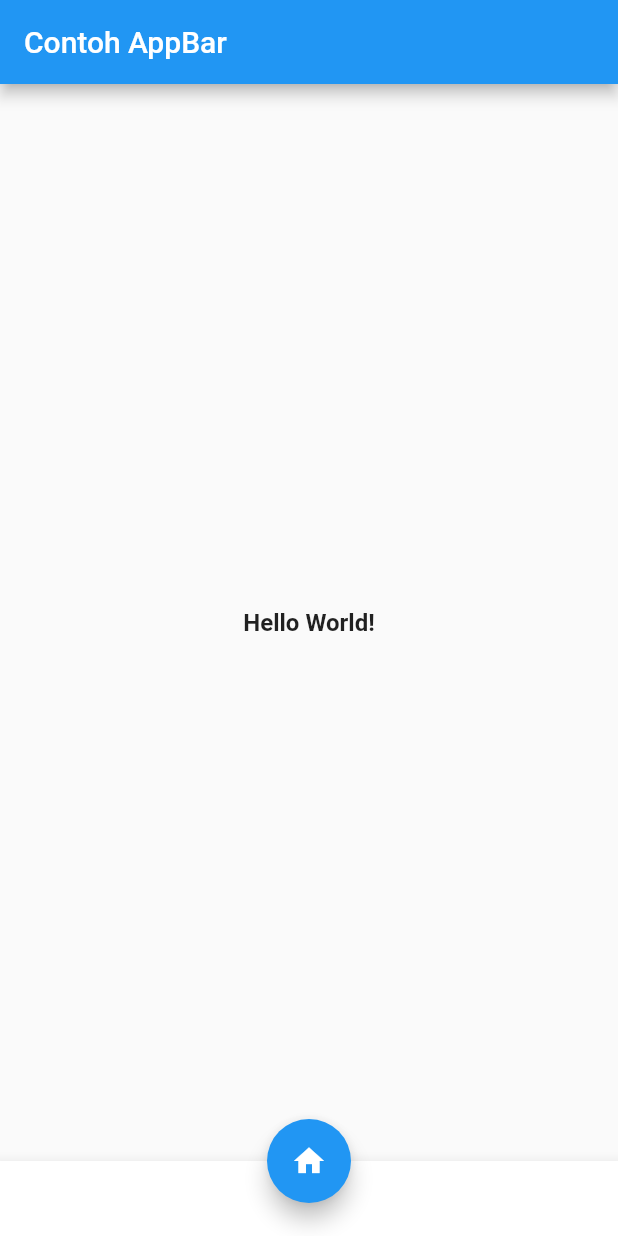
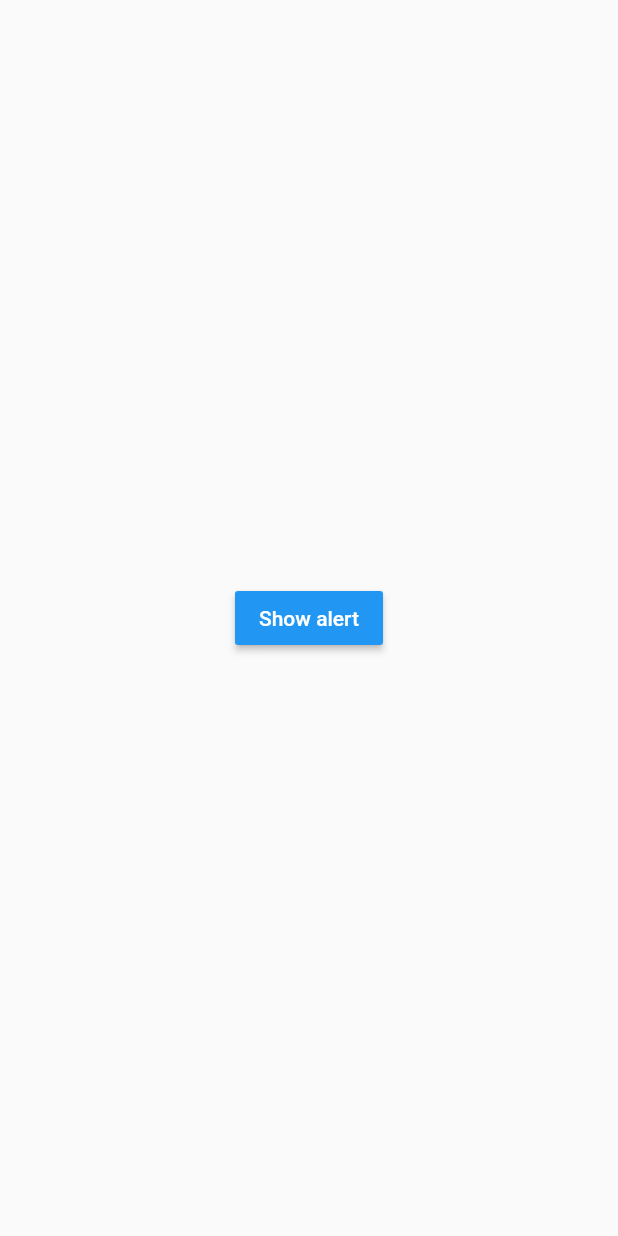
Before and after one commit to farid-maulana/flutter-belajar-ui-design, a Flutter app: the screen it shows after launch, on a phone screen of 412 x 824 dp. Run offline on Flutter 3.47's test engine with Material 2 defaults, Android fonts, the light colour scheme and no system bars.

Commit message:
Create alert dialog

```diff
--- a/lib/main.dart
+++ b/lib/main.dart
@@ -11,30 +11,61 @@ class MyApp extends StatelessWidget {
   Widget build(BuildContext context) {
     return MaterialApp(
       home: Scaffold(
-        appBar: AppBar(
-          title: Text('Contoh AppBar'),
-        ),
         body: Center(
-          child: Text(
-            'Hello World!',
-            style: TextStyle(
-              fontSize: 16,
-              fontWeight: FontWeight.bold,
-            ),
-          ),
-        ),
-        bottomNavigationBar: BottomAppBar(
-          child: Container(
-            height: 50,
-          ),
-        ),
-        floatingActionButton: FloatingActionButton(
-          onPressed: () {},
-          tooltip: 'Just Button',
-          child: Icon(Icons.home),
-        ),
-        floatingActionButtonLocation: FloatingActionButtonLocation.centerDocked,
+          child: MyLayout()),
       ),
     );
   }
 }
+
+class MyLayout extends StatelessWidget {
+  @override
+  Widget build(BuildContext context) {
+    return Padding(
+      padding: const EdgeInsets.all(8),
+      child: RaisedButton(
+        child: Text(
+          'Show alert',
+          style: TextStyle(
+            color: Colors.white,
+          ),
+        ),
+        onPressed: () {
+          showAlertDialog(context);
+        },
+        color: Colors.blue,
+      ),
+    );
+  }
+}
+
+showAlertDialog(BuildContext context) {
+  // Buat button OK
+  Widget okButton = FlatButton(
+    onPressed: () {},
+    child: Text('OK'),
+  );
+
+  Widget cancelButton = FlatButton(
+    onPressed: () => Navigator.pop(context),
+    child: Text('Cancel'),
+  );
+
+  // Setup alert dialog
+  AlertDialog alertDialog = AlertDialog(
+    title: Text("Ini adalah judul"),
+    content: Text("Ini adalah isi pesan"),
+    actions: [
+      okButton,
+      cancelButton
+    ],
+  );
+
+  // Menampilkan alert dialog
+  showDialog(
+    context: context,
+    builder: (BuildContext context) {
+      return alertDialog;
+    }
+  );
+}
```
